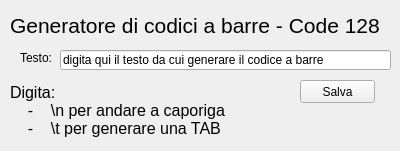
The window that gui/barcode_generator_gui.ui (giordi96/Barcode-Generator) describes before a commit, drawn with Qt 5.
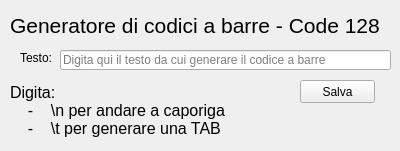
The same window after the commit.

Patch:
```diff
--- a/gui/barcode_generator_gui.ui
+++ b/gui/barcode_generator_gui.ui
@@ -36,7 +36,10 @@
     </rect>
    </property>
    <property name="text">
-    <string>digita qui il testo da cui generare il codice a barre</string>
+    <string/>
+   </property>
+   <property name="placeholderText">
+    <string>Digita qui il testo da cui generare il codice a barre</string>
    </property>
   </widget>
   <widget class="QLabel" name="label_testo">
```
Left out of the diff: 2 changed lines with no effect on the pictures.
